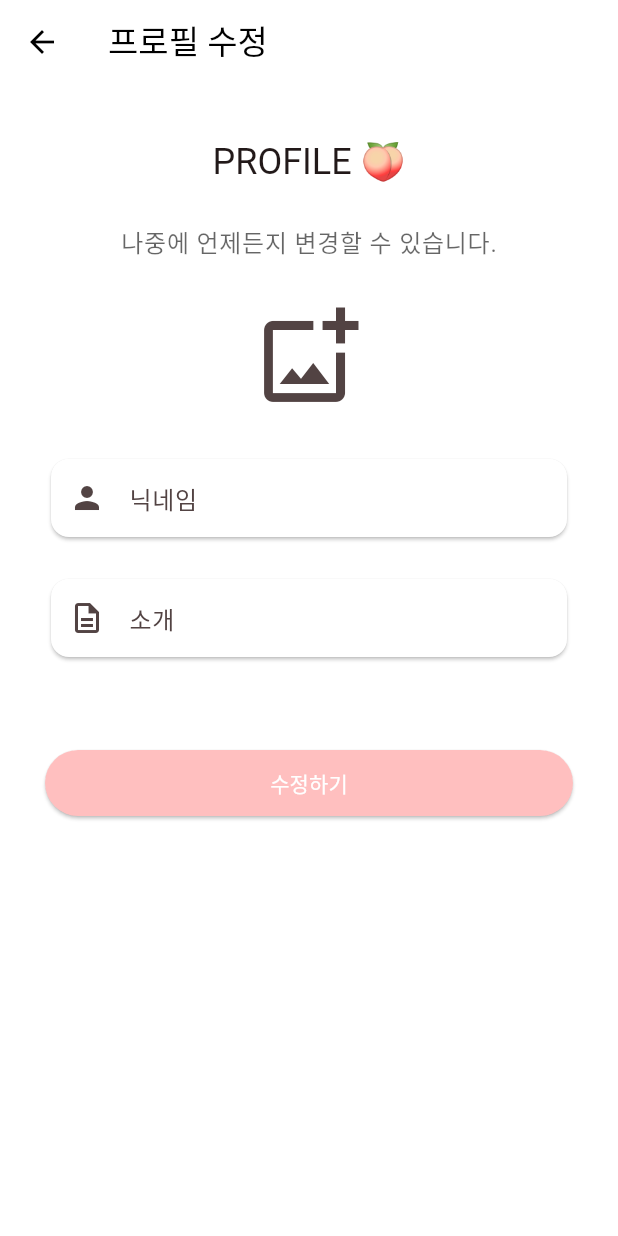
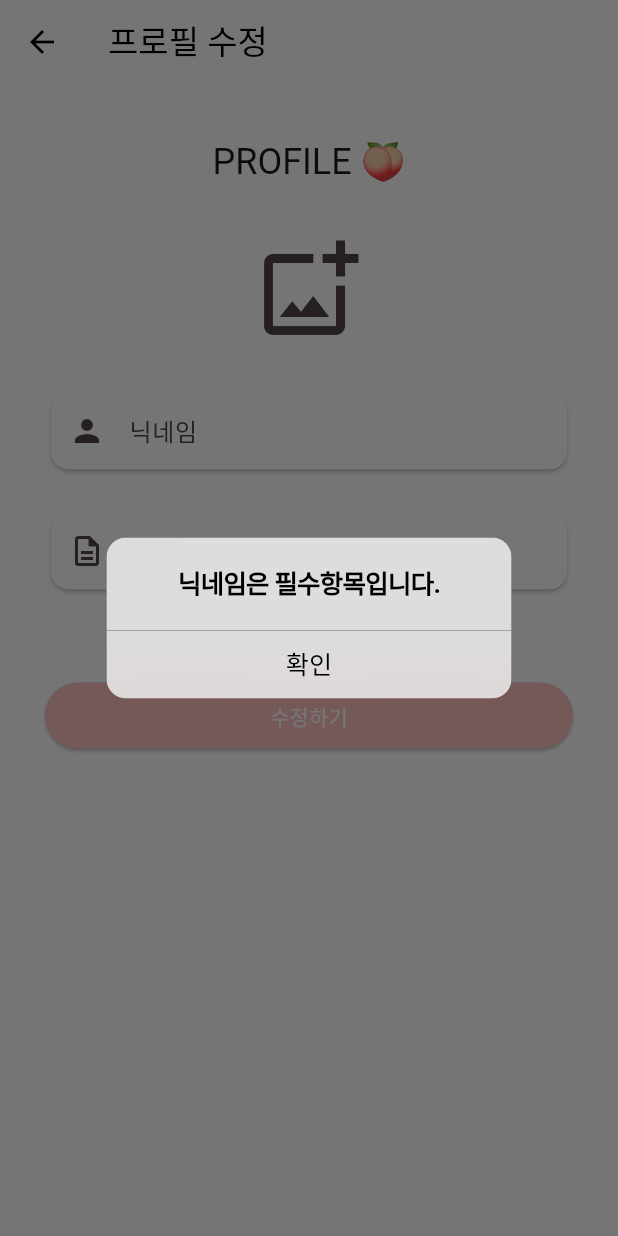
Before and after one commit to Pe-chesse/Peacheese-Flutter, a Flutter app: the UserProfileEditPage screen opened by its route, after a tap on "수정하기", on a phone screen of 412 x 824 dp. Run offline on Flutter 3.47's test engine with Material 2 defaults, Android fonts, the phone set to English and light mode, and no system bars; our stand-ins replace dio, firebase_analytics, firebase_auth, firebase_core, flutter_riverpod, flutter_svg and 4 more; accounts and stored records are empty; network calls fail.

Commit message:
✨ Edit Userprofile API / State Management

```diff
--- a/lib/pages/post/write.dart
+++ b/lib/pages/post/write.dart
@@ -14,7 +14,6 @@ class PostWritePage extends ConsumerWidget {
   @override
   Widget build(BuildContext context, ref) {
     final imageKeyState = ref.watch(imageKeyProvider);
-    print(ref.read(userStateNotifierProvider));
     final TextEditingController editingController = TextEditingController();
     return Scaffold(
       appBar: AppBar(
--- a/lib/pages/user/profile_edit.dart
+++ b/lib/pages/user/profile_edit.dart
@@ -1,19 +1,22 @@
 import 'package:flutter/material.dart';
+import 'package:flutter_riverpod/flutter_riverpod.dart';
+import 'package:go_router/go_router.dart';
+import 'package:image_picker/image_picker.dart';
+import 'package:peach_market/providers/post.dart';
+import 'package:peach_market/providers/user.dart';
+import 'package:peach_market/services/api.dart';
+import 'package:peach_market/widgets/dialog/default.dart';
+import 'package:peach_market/widgets/dialog/image_picker.dart';
 import 'package:peach_market/widgets/sign/textfield.dart';
 
-class UserProfileEditPage extends StatefulWidget {
+class UserProfileEditPage extends ConsumerWidget {
   const UserProfileEditPage({super.key});
 
   @override
-  State<UserProfileEditPage> createState() => _UserProfileEditPageState();
-}
-
-class _UserProfileEditPageState extends State<UserProfileEditPage> {
-  final TextEditingController nicknameController = TextEditingController();
-  final TextEditingController dioController = TextEditingController();
-
-  @override
-  Widget build(BuildContext context) {
+  Widget build(BuildContext context, ref) {
+    final TextEditingController nicknameController = TextEditingController();
+    final TextEditingController dioController = TextEditingController();
+    final imageKeyState = ref.watch(imageKeyProvider);
     return Scaffold(
       appBar: AppBar(
         title: const Text('프로필 수정'),
@@ -27,22 +30,48 @@ class _UserProfileEditPageState extends State<UserProfileEditPage> {
               Text('PROFILE 🍑',
                   style: Theme.of(context).textTheme.headlineSmall),
               const SizedBox(height: 25),
-              Text(
-                '나중에 언제든지 변경할 수 있습니다.',
-                style: Theme.of(context)
-                    .textTheme
-                    .bodyLarge
-                    ?.copyWith(color: Theme.of(context).hintColor),
-              ),
+              IconButton(
+                  onPressed: () async {
+                    final ImagePicker picker = ImagePicker();
+                    final XFile? images =
+                        await picker.pickImage(source: ImageSource.gallery);
+                    if (images == null) {
+                      return;
+                    }
+                    var response = await API.bucket.upload([images]);
+                    if (response.statusCode == 201) {
+                      ref.read(imageKeyProvider.notifier).state =
+                          response.data['image_keys'];
+                    }
+                  },
+                  icon: imageKeyState.isEmpty
+                      ? const Icon(Icons.add_photo_alternate_outlined)
+                      : CircleAvatar(
+                          backgroundImage: Image.network(
+                                  '${API.BASE_URL}bucket/media/?key=${imageKeyState.first}')
+                              .image,
+                          radius: 72),
+                  iconSize: 72),
               const SizedBox(height: 20),
-              IconButton(onPressed: (){}, icon: const Icon(Icons.add_photo_alternate_outlined),iconSize: 72),
+              CustomTextField.common(
+                  '닉네임', const Icon(Icons.person), nicknameController),
               const SizedBox(height: 20),
-              CustomTextField.common('닉네임',const Icon(Icons.person),nicknameController),
-              const SizedBox(height: 20),
-              CustomTextField.common('소개',Icon(Icons.description_outlined),dioController),
+              CustomTextField.common(
+                  '소개', Icon(Icons.description_outlined), dioController),
               const SizedBox(height: 56),
               ElevatedButton(
-                onPressed: () {},
+                onPressed: () async {
+                  if(nicknameController.text.trim().isEmpty){
+                    return const DefaultMessageDialog(title: '닉네임은 필수항목입니다.').show(context);
+                  }
+                  var response = await API.account.editProfile({
+                    'nickname': nicknameController.text.trim(),
+                    'description': dioController.text.trim(),
+                    if (imageKeyState.isNotEmpty) 'image_key': imageKeyState.first
+                  });
+                  ref.read(userStateNotifierProvider.notifier).set(response);
+                  context.pop();
+                },
                 style: ElevatedButton.styleFrom(
                   backgroundColor: Theme.of(context).primaryColor,
                   foregroundColor: Colors.white,
--- a/lib/widgets/bottom_sheet/profile.dart
+++ b/lib/widgets/bottom_sheet/profile.dart
@@ -13,7 +13,10 @@ class UserProfileBottomSheet extends ModalBottomSheet {
         mainAxisSize: MainAxisSize.min,
         children: [
           ListTile(
-            onTap: ()=> context.go('/profile_edit'),
+            onTap: (){
+              Navigator.of(context).pop();
+              return context.go('/profile_edit');
+            },
             title: Text('프로필 수정'),
           ),
           ListTile(
--- a/lib/widgets/post/image_viewer.dart
+++ b/lib/widgets/post/image_viewer.dart
@@ -10,7 +10,6 @@ class ImageViewerWidget extends ConsumerWidget {
 
   @override
   Widget build(BuildContext context, ref) {
-    print(imageUrl);
     final PageController pageController = PageController();
     final pageState = ref.watch(pageProvider);
     return SizedBox(
```
Also changed, not shown: lib/pages/user/profile.dart (+32 -12 lines), lib/services/api/account.dart (+11 -1 lines), lib/widgets/dialog/image_picker.dart (added, +37 -0 lines).
